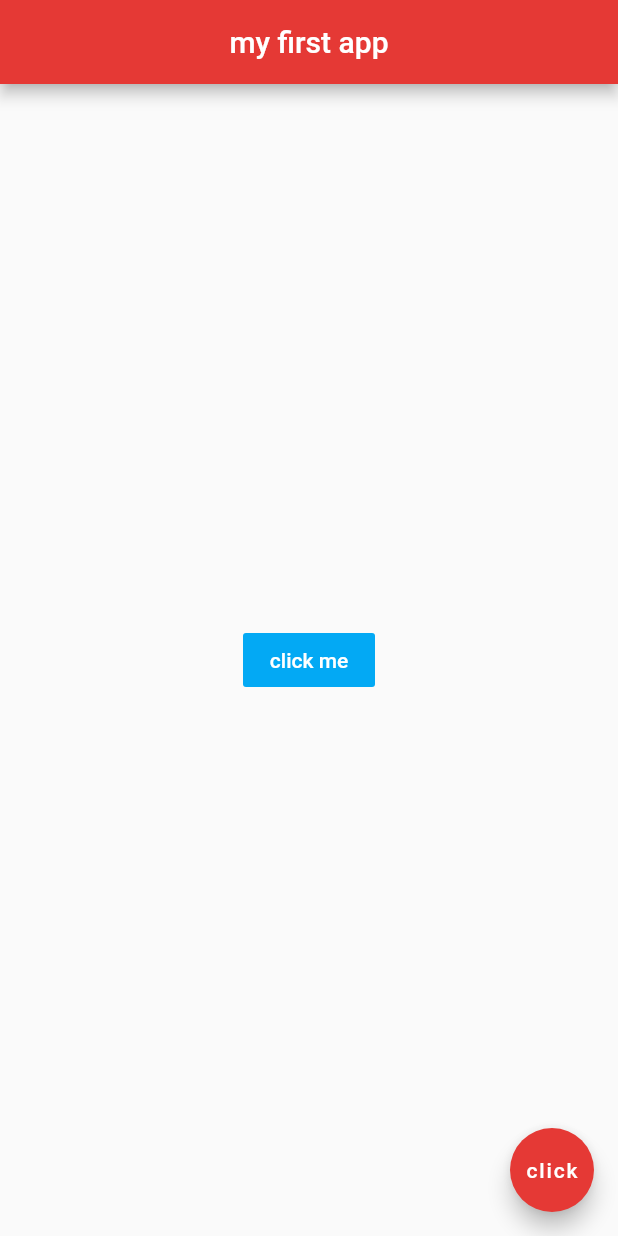
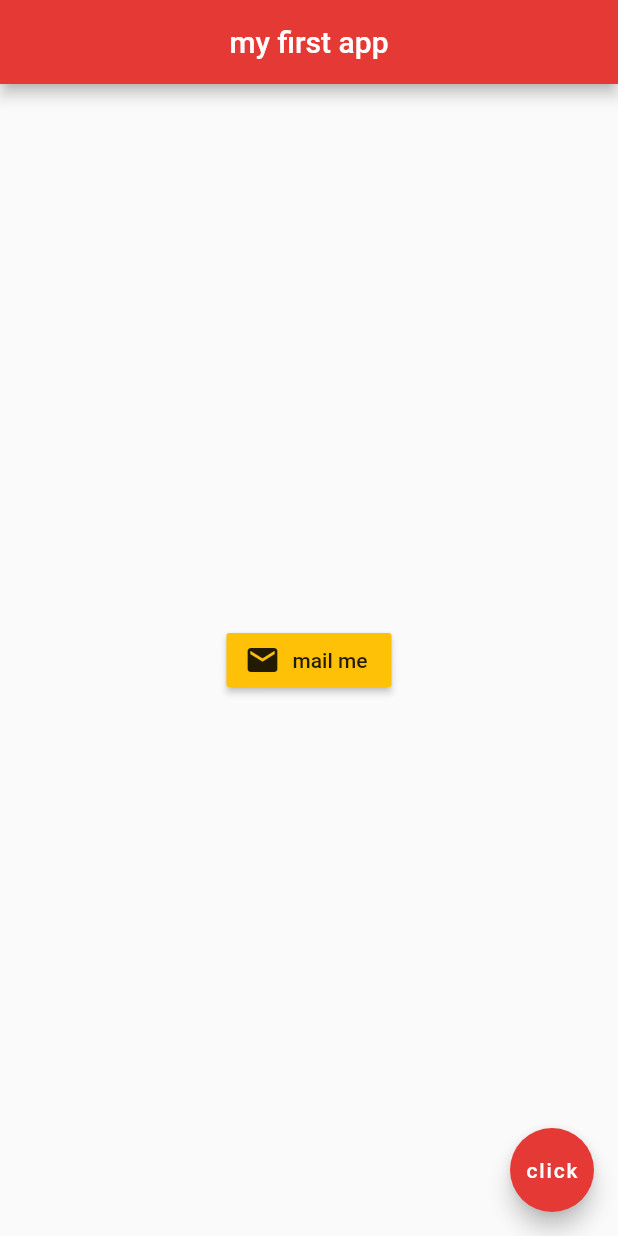
Before and after one commit to rekib0023/learning-flutter, a Flutter app: the screen it shows after launch, on a phone screen of 412 x 824 dp. Run offline on Flutter 3.47's test engine with Material 2 defaults, Android fonts, the phone set to English and light mode, and no system bars.

Commit message:
adding icons inside button

```diff
--- a/lib/main.dart
+++ b/lib/main.dart
@@ -14,16 +14,14 @@ class Home extends StatelessWidget {
       backgroundColor: Colors.red[600],
     ),
     body: Center(
-      child: FlatButton(
+      child: RaisedButton.icon(
         onPressed: () {},
-        child: Text(
-          'click me',
-          style: TextStyle(
-            color: Colors.white,
-          ),
+        icon: Icon(
+          Icons.mail
         ),
-        color: Colors.lightBlue,
-      ),
+        label: Text('mail me'),
+        color: Colors.amber,
+        ),
     ),
     floatingActionButton: FloatingActionButton(
       onPressed: () {},
```
